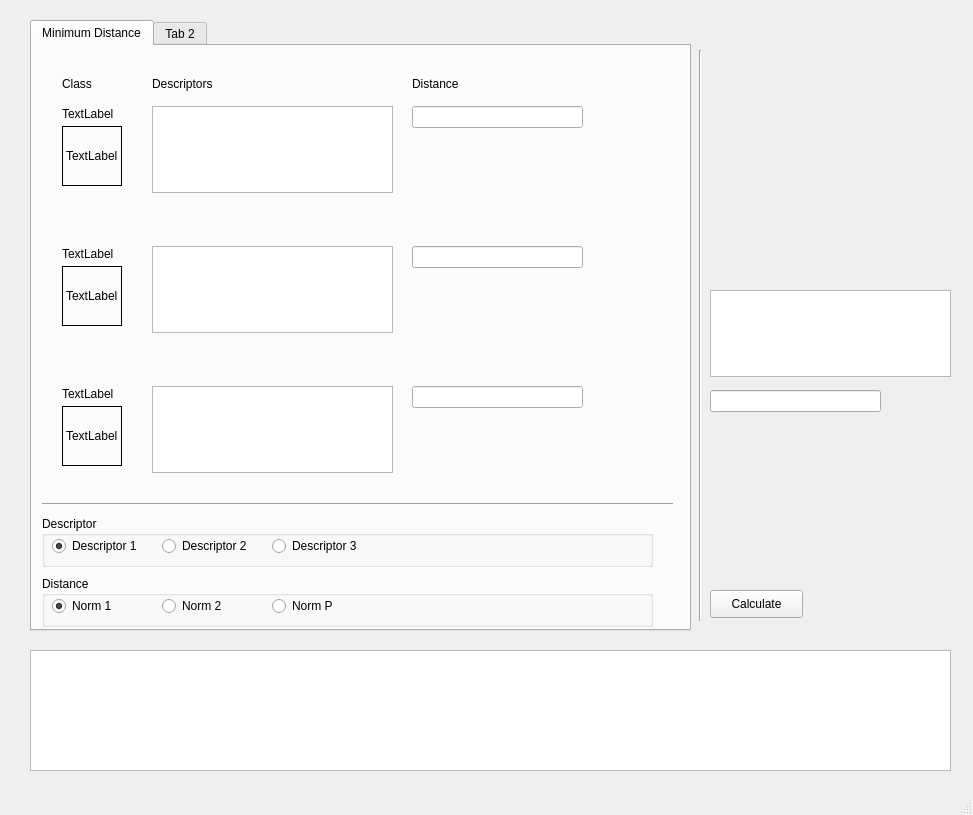
Qt form mainwindow.ui (rulas/patternrecognition_uag) before a commit.
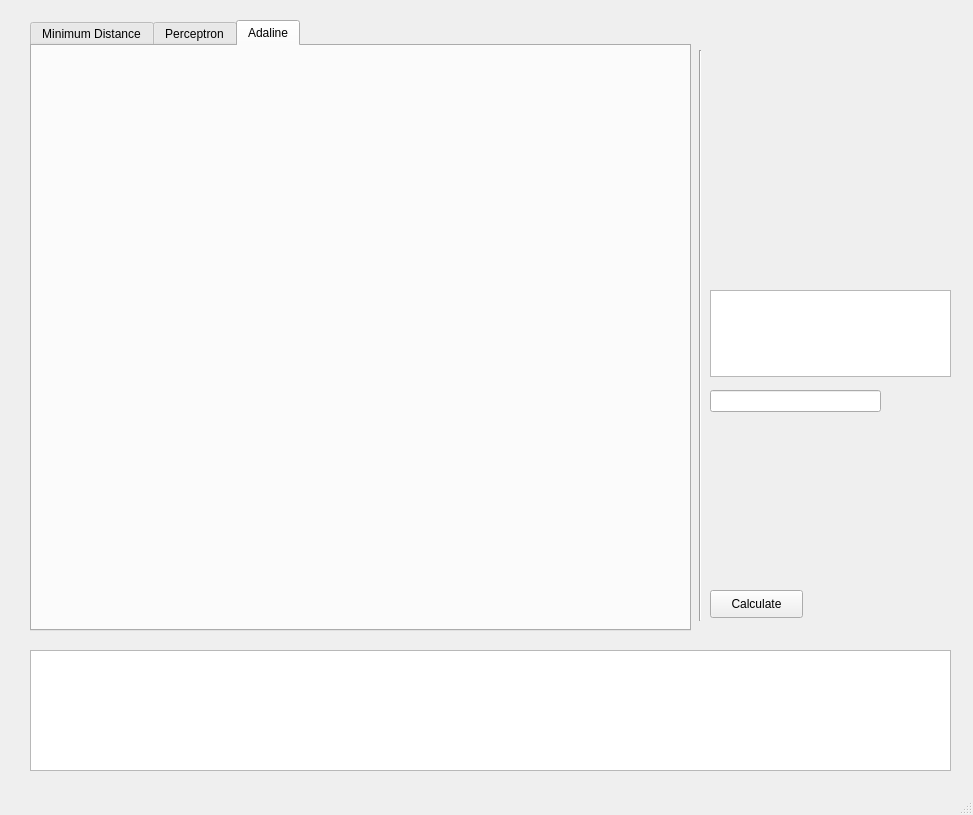
The same form after that commit. The open tabs and pages were chosen to show the change. Custom widgets are drawn as their Qt base class.

Commit message:
improved groupboxes handling and other fixes
* improve the way group boxes are handled
* added perceptron and adaline tabs to main window..

Diff of the .ui file:
```diff
--- a/mainwindow.ui
+++ b/mainwindow.ui
@@ -26,7 +26,7 @@
     <property name="currentIndex">
      <number>0</number>
     </property>
-    <widget class="QWidget" name="tab">
+    <widget class="QWidget" name="tabMinDistance">
      <attribute name="title">
       <string>Minimum Distance</string>
      </attribute>
@@ -411,7 +411,12 @@
     </widget>
     <widget class="QWidget" name="tab_2">
      <attribute name="title">
-      <string>Tab 2</string>
+      <string>Perceptron</string>
+     </attribute>
+    </widget>
+    <widget class="QWidget" name="tab">
+     <attribute name="title">
+      <string>Adaline</string>
      </attribute>
     </widget>
    </widget>
```
The commit also changes 2 other files.
